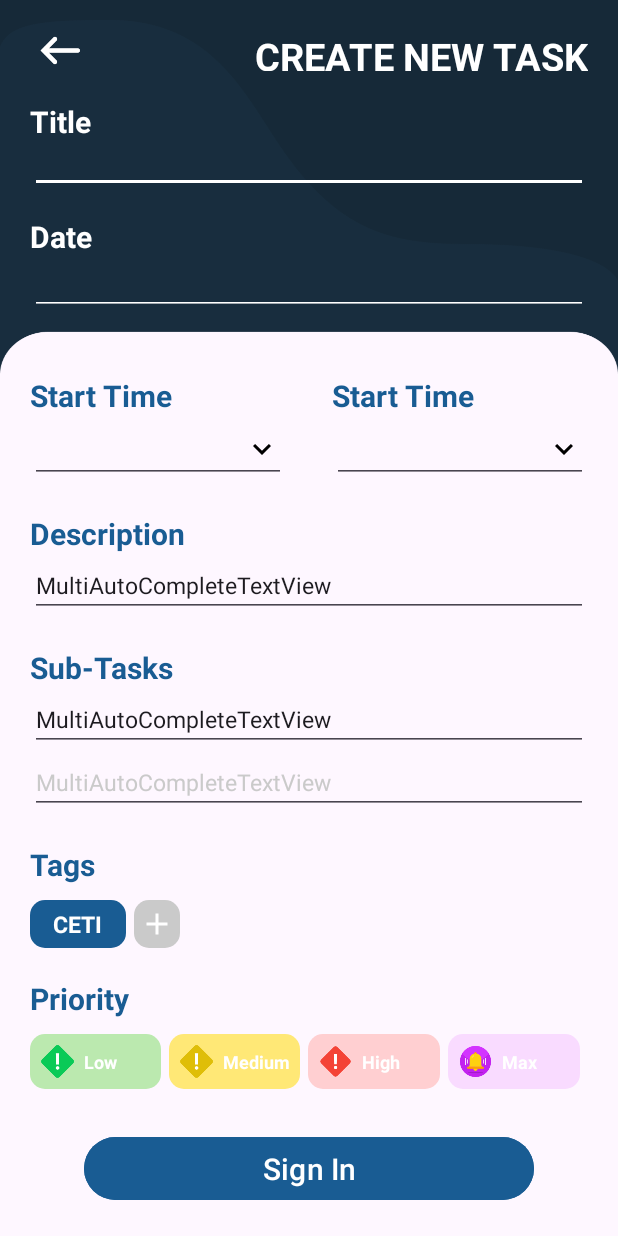
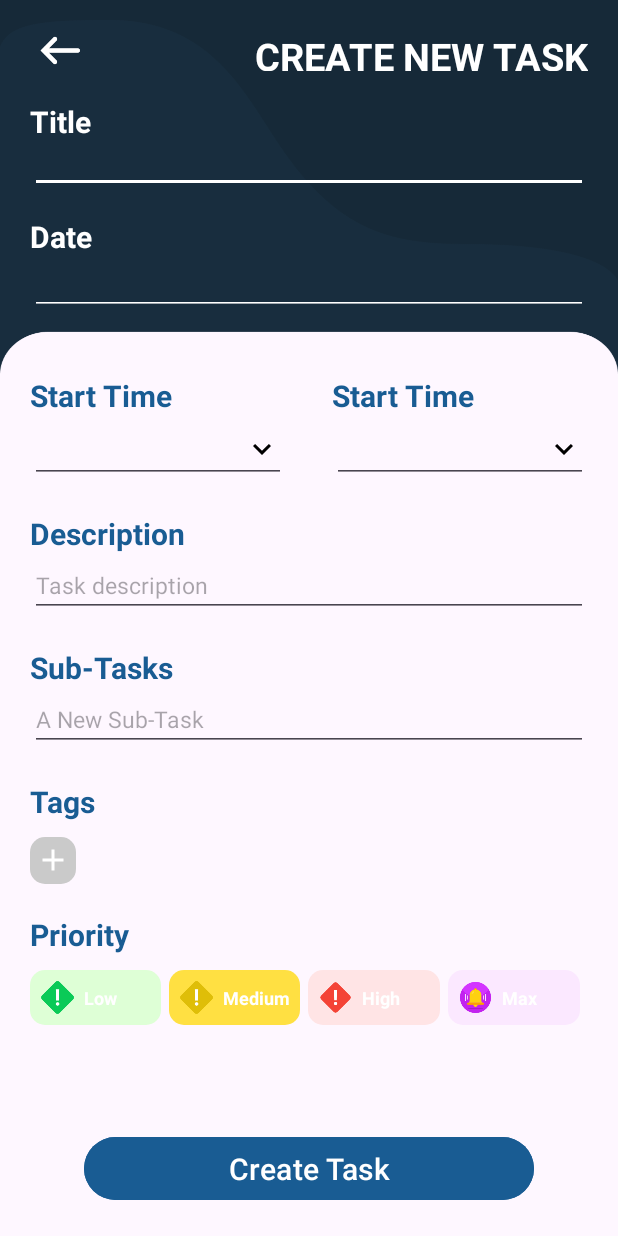
Before and after one commit to FernandoGaribay/Sync-O-Task, an Android app: the activity_createTask screen opened directly, with no data from a screen before it, on a phone screen of 412 x 824 dp. Run offline under Robolectric (Android 15) with nearby library versions, the phone set to English and light mode, and no system bars; Roboto replaces fonts that are not available here.

Commit message:
+ Funcionamiento UI -> activity_createTask

```diff
--- a/app/src/main/res/layout/activity_create_task.xml
+++ b/app/src/main/res/layout/activity_create_task.xml
@@ -79,7 +79,7 @@
                     android:textStyle="bold" />
 
                 <EditText
-                    android:id="@+id/text_input_title"
+                    android:id="@+id/textTitle"
                     android:layout_width="match_parent"
                     android:layout_height="wrap_content"
                     android:backgroundTint="@color/white"
@@ -103,11 +103,13 @@
                     android:textStyle="bold" />
 
                 <EditText
-                    android:id="@+id/text_input_description"
+                    android:id="@+id/textDate"
                     android:layout_width="match_parent"
                     android:layout_height="wrap_content"
                     android:backgroundTint="@color/white"
                     android:textColor="@color/white"
+                    android:clickable="false"
+                    android:focusable="false"
                     android:textSize="15dp" />
             </LinearLayout>
         </LinearLayout>
@@ -158,10 +160,13 @@
                             android:textStyle="bold" />
 
                         <EditText
+                            android:id="@+id/textStartTime"
                             android:layout_width="match_parent"
                             android:layout_height="wrap_content"
                             android:inputType="time"
                             android:textSize="15sp"
+                            android:clickable="false"
+                            android:focusable="false"
                             android:theme="@style/EditTime.createTask.SyncOTask" />
                     </LinearLayout>
 
@@ -182,10 +187,13 @@
                             android:textStyle="bold" />
 
                         <EditText
+                            android:id="@+id/textEndTime"
                             android:layout_width="match_parent"
                             android:layout_height="wrap_content"
                             android:inputType="time"
                             android:textSize="15sp"
+                            android:clickable="false"
+                            android:focusable="false"
                             android:theme="@style/EditTime.createTask.SyncOTask" />
                     </LinearLayout>
                 </LinearLayout>
@@ -205,13 +213,15 @@
                         android:textStyle="bold" />
 
                     <MultiAutoCompleteTextView
+                        android:id="@+id/textDescription"
                         android:layout_width="match_parent"
                         android:layout_height="wrap_content"
-                        android:text="MultiAutoCompleteTextView"
+                        android:hint="@string/createTask_textDescription"
                         android:textSize="15sp" />
                 </LinearLayout>
 
                 <LinearLayout
+                    android:id="@+id/layoutSubTasks"
                     android:layout_width="match_parent"
                     android:layout_height="wrap_content"
                     android:layout_marginTop="20dp"
@@ -226,16 +236,12 @@
                         android:textStyle="bold" />
 
                     <EditText
+                        android:id="@+id/textCreateSubTask"
                         android:layout_width="match_parent"
                         android:layout_height="wrap_content"
-                        android:text="MultiAutoCompleteTextView"
-                        android:textSize="15sp" />
-
-                    <EditText
-                        android:layout_width="match_parent"
-                        android:layout_height="wrap_content"
-                        android:text="MultiAutoCompleteTextView"
-                        android:textColor="@color/light_gray"
+                        android:imeOptions="actionSend"
+                        android:inputType="text"
+                        android:hint="@string/createTask_lblNewTasks"
                         android:textSize="15sp" />
 
                 </LinearLayout>
@@ -264,23 +270,20 @@
                             android:layout_height="match_parent">
 
                             <LinearLayout
+                                android:id="@+id/linearTags"
                                 android:layout_width="match_parent"
                                 android:layout_height="wrap_content"
                                 android:orientation="horizontal">
 
                                 <TextView
+                                    android:id="@+id/btnAddTag"
                                     android:layout_width="wrap_content"
                                     android:layout_height="wrap_content"
-                                    android:layout_marginRight="5dp"
-                                    android:background="@drawable/bc_tags"
-                                    android:text="CETI"
-                                    android:theme="@style/Tag.createTask.SyncOTask" />
-
-                                <TextView
-                                    android:layout_width="wrap_content"
-                                    android:layout_height="wrap_content"
-                                    android:background="@drawable/bc_add_tags"
-                                    android:theme="@style/Tag.createTask.SyncOTask" />
+                                    android:paddingRight="15dp"
+                                    android:paddingLeft="15dp"
+                                    android:paddingTop="6dp"
+                                    android:paddingBottom="6dp"
+                                    android:background="@drawable/bc_add_tags" />
 
                             </LinearLayout>
 
@@ -311,6 +314,7 @@
                         android:orientation="horizontal">
 
                         <LinearLayout
+                            android:id="@+id/btnLowPriority"
                             android:layout_width="0dp"
                             android:layout_height="match_parent"
                             android:layout_marginRight="5dp"
@@ -343,6 +347,7 @@
                         </LinearLayout>
 
                         <LinearLayout
+                            android:id="@+id/btnMediumPriority"
                             android:backgroundTint="@color/yellow"
                             android:background="@drawable/bc_btnpriority"
                             android:layout_width="0dp"
@@ -375,6 +380,7 @@
                         </LinearLayout>
 
                         <LinearLayout
+                            android:id="@+id/btnHighPriority"
                             android:layout_width="0dp"
                             android:layout_height="match_parent"
                             android:layout_marginRight="5dp"
@@ -407,6 +413,7 @@
                         </LinearLayout>
 
                         <LinearLayout
+                            android:id="@+id/btnMaxPriority"
                             android:layout_width="0dp"
                             android:layout_height="match_parent"
                             android:layout_marginRight="5dp"
@@ -454,10 +461,10 @@
             app:layout_constraintStart_toStartOf="parent">
 
             <Button
-                android:id="@+id/btnLogin"
+                android:id="@+id/btnCreateTask"
                 android:layout_width="300dp"
                 android:layout_height="50dp"
-                android:text="@string/login_btnLogin"
+                android:text="@string/createTask_btnCreate_Task"
                 android:textSize="20sp"
                 android:theme="@style/Buttons.SyncOTask"
                 app:layout_constraintBottom_toBottomOf="parent"
--- a/app/src/main/res/layout/card_list_tasks.xml
+++ b/app/src/main/res/layout/card_list_tasks.xml
@@ -93,7 +93,7 @@
                 </LinearLayout>
 
                 <LinearLayout
-                    android:layout_width="match_parent"
+                    android:layout_width="wrap_content"
                     android:layout_height="wrap_content"
                     android:layout_marginLeft="10dp"
                     android:layout_marginRight="10dp"
--- a/app/src/main/res/values/colors.xml
+++ b/app/src/main/res/values/colors.xml
@@ -14,13 +14,13 @@
     <color name="dark_yellow">#F3BE53</color>
 
     <color name="green">#8BE175</color>
-    <color name="yellow">#FFE876</color>
+    <color name="yellow">#FFE042</color>
     <color name="red">#FF7374</color>
-    <color name="purple">#BC71CB</color>
-    <color name="light_green">#BBE9AF</color>
-    <color name="light_yellow">#FFF2C9</color>
-    <color name="light_red">#FFCFD1</color>
-    <color name="light_purple">#F9DBFF</color>
+    <color name="purple">#E784FB</color>
+    <color name="light_green">#DEFFD6</color>
+    <color name="light_yellow">#FFF8E1</color>
+    <color name="light_red">#FFE4E5</color>
+    <color name="light_purple">#FBE8FF</color>
 
     <color name="transparent">#00000000</color>
 </resources>
--- /dev/null
+++ b/app/src/main/res/values/dimen.xml
@@ -0,0 +1,8 @@
+<?xml version="1.0" encoding="utf-8"?>
+<resources>
+    <dimen name="tag_padding_left">15dp</dimen>
+    <dimen name="tag_padding_top">5dp</dimen>
+    <dimen name="tag_padding_right">15dp</dimen>
+    <dimen name="tag_padding_bottom">5dp</dimen>
+    <dimen name="tag_margin_right">3dp</dimen>
+</resources>
--- a/app/src/main/res/values/strings.xml
+++ b/app/src/main/res/values/strings.xml
@@ -30,13 +30,20 @@
     <string name="createTask_lblStartTime">Start Time</string>
     <string name="createTask_lblEndTime">End Time</string>
     <string name="createTask_lblDescription">Description</string>
+    <string name="createTask_textDescription">Task description</string>
     <string name="createTask_lblSubTasks">Sub-Tasks</string>
+    <string name="createTask_lblNewTasks">A New Sub-Task</string>
     <string name="createTask_lblTags">Tags</string>
     <string name="createTask_lblPriority">Priority</string>
     <string name="createTask_lblMaxPriority">Max</string>
     <string name="createTask_lblHighPriority">High</string>
     <string name="createTask_lblMediumPriority">Medium</string>
     <string name="createTask_lblLowPriority">Low</string>
+    <string name="createTask_dialog_create_tag">Submit</string>
+    <string name="createTask_dialog_cancel_tag">Cancel</string>
+    <string name="createTask_dialog_lblCreate_tag">Create Tag</string>
+    <string name="createTask_btnCreate_Task">Create Task</string>
+    <string name="createTask_dialog_name_tag">Tag name</string>
 
     <!--Activity List Of Tasks Strings-->
     <string name="listTasks_lblMyTasks">My Tasks</string>
--- a/app/src/main/res/values/themes.xml
+++ b/app/src/main/res/values/themes.xml
@@ -35,21 +35,16 @@
         <item name="android:textColorHint">@color/light_gray</item>
     </style>
 
-    <style name="Tag.createTask.SyncOTask" parent="SyncOTask" >
-        <item name="android:textStyle">bold</item>
-        <item name="android:textColor">@color/white</item>
-        <item name="android:textSize">15sp</item>
-        <item name="android:paddingRight">15dp</item>
-        <item name="android:paddingBottom">5dp</item>
-        <item name="android:paddingLeft">15dp</item>
-        <item name="android:paddingTop">5dp</item>
+    <style name="DatePicker.createTask.SyncOTask" parent="android:Theme.Material.Light.Dialog" >
+        <item name="android:colorAccent">@color/dark_blue</item>
+        <item name="colorPrimary">@color/dark_blue</item>
+        <item name="colorOnPrimary">@color/dark_blue</item>
     </style>
 
-    <style name="AddTag.createTask.SyncOTask" parent="SyncOTask" >
-        <item name="android:paddingRight">15dp</item>
-        <item name="android:paddingBottom">5dp</item>
-        <item name="android:paddingLeft">15dp</item>
-        <item name="android:paddingTop">5dp</item>
+    <style name="TimePicker.createTask.SyncOTask" parent="android:Theme.Material.Light.Dialog" >
+        <item name="android:colorAccent">@color/dark_blue</item>
+        <item name="colorPrimary">@color/dark_blue</item>
+        <item name="colorOnPrimary">@color/dark_blue</item>
     </style>
 
     <!-- Controles Activity List Tasks -->
```
Also changed, not shown: app/src/main/java/com/aristidevs/syncotask/activity_createTask.kt (+306 -1 lines), app/src/main/java/com/aristidevs/syncotask/dialogs/CreateTagDialog.kt (added, +32 -0 lines), app/src/main/java/com/aristidevs/syncotask/dialogs/DatePickerDialogFragment.kt (added, +36 -0 lines), app/src/main/java/com/aristidevs/syncotask/dialogs/TimePickerDialogFragment.kt (added, +33 -0 lines), app/src/main/res/layout/activity_edit_task.xml (+14 -4 lines), app/src/main/res/layout/dialog_create_tag.xml (added, +116 -0 lines), app/src/main/res/drawable/tag_white.png (added).
